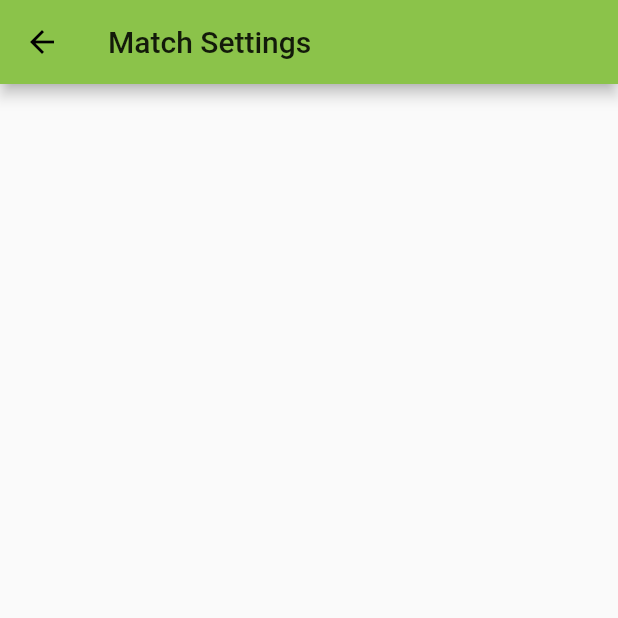
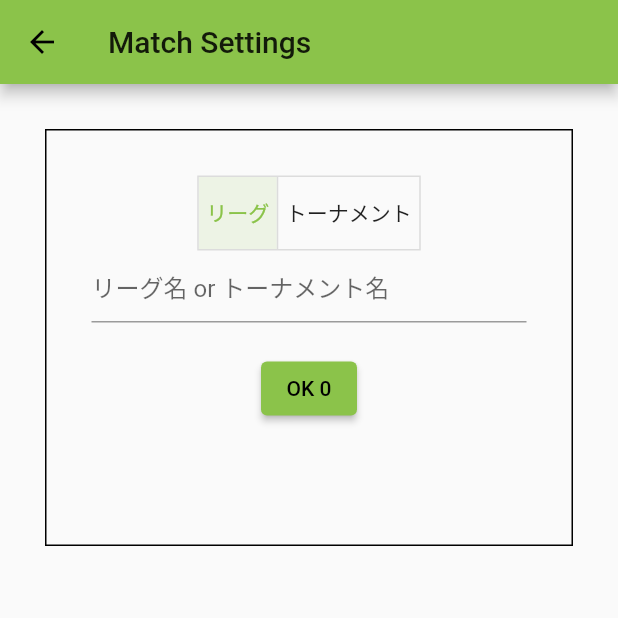
Before and after one commit to SOKu-ma/league_tournament_app, a Flutter app: the MatchSettings screen opened directly, on a phone screen of 412 x 824 dp, the top half of it. Run offline on Flutter 3.47's test engine with Material 2 defaults, Android fonts, the phone set to English and light mode, and no system bars; our stand-ins replace flutter_riverpod.

Commit message:
2021/09/16

```diff
--- a/lib/ui/match_settings.dart
+++ b/lib/ui/match_settings.dart
@@ -1,16 +1,71 @@
 import 'package:flutter/material.dart';
-import 'package:flutter/src/widgets/framework.dart';
 import 'package:flutter_riverpod/flutter_riverpod.dart';
+
+final selectionsToggleLeagueProvider = StateProvider((ref) => true);
+final selectionsToggleTournamentProvider = StateProvider((ref) => false);
+final selectedIndexProvider = StateProvider((ref) => 0);
 
 class MatchSettings extends ConsumerWidget {
   @override
   Widget build(BuildContext context, ScopedReader watch) {
+    final currentedIndex = watch(selectedIndexProvider);
+
+    final leagueFlg = watch(selectionsToggleLeagueProvider);
+    final tournamentFlg = watch(selectionsToggleTournamentProvider);
+
     return Scaffold(
-      appBar: AppBar(
-        title: Text('Match Settings'),
-      ),
-      body: Center(
-        child: Text(''),
+      appBar: AppBar(title: Text('Match Settings')),
+      body: SafeArea(
+        child: SingleChildScrollView(
+          child: Container(
+            padding: EdgeInsets.all(30),
+            margin: EdgeInsets.all(30),
+            decoration: BoxDecoration(border: Border.all(color: Colors.black)),
+            child: Column(
+              children: [
+                Container(
+                  child: ToggleButtons(
+                    children: [
+                      Container(child: Text('リーグ'), padding: EdgeInsets.all(5)),
+                      Container(
+                          child: Text('トーナメント'), padding: EdgeInsets.all(5)),
+                    ],
+                    // isSelected: selectionFlg.state,
+                    isSelected: [leagueFlg.state, tournamentFlg.state],
+                    onPressed: (int index) {
+                      for (int cnt = 0; cnt < 2; cnt++) {
+                        if (index == cnt) {
+                          if (index == 0) {
+                            leagueFlg.state = true;
+                            tournamentFlg.state = false;
+                          } else {
+                            leagueFlg.state = false;
+                            tournamentFlg.state = true;
+                          }
+                        }
+                      }
+                    },
+                  ),
+                ),
+                Container(
+                  margin: EdgeInsets.only(bottom: 20),
+                  child: TextField(
+                    decoration: InputDecoration(hintText: 'リーグ名 or トーナメント名'),
+                    keyboardType: TextInputType.text,
+                  ),
+                ),
+                Container(
+                  margin: EdgeInsets.only(bottom: 50),
+                  child: ElevatedButton(
+                      child: Text('OK ${currentedIndex.state}'),
+                      onPressed: () {
+                        currentedIndex.state++;
+                      }),
+                ),
+              ],
+            ),
+          ),
+        ),
       ),
     );
   }
--- a/pubspec.yaml
+++ b/pubspec.yaml
@@ -29,7 +29,7 @@ dependencies:
   # Use with the CupertinoIcons class for iOS style icons.
   cupertino_icons: ^1.0.2
   flutter_riverpod: ^0.14.0+1
-  graphview: ^0.7.0
+  # graphview: ^0.7.0
 
 dev_dependencies:
   flutter_test:
```
Also changed, not shown: lib/main.dart (+2 -56 lines), lib/notification/notification.dart (added, +23 -0 lines), lib/ui/home_base.dart (added, +52 -0 lines), lib/ui/home_screen_tournament.dart (+0 -14 lines), pubspec.lock.
